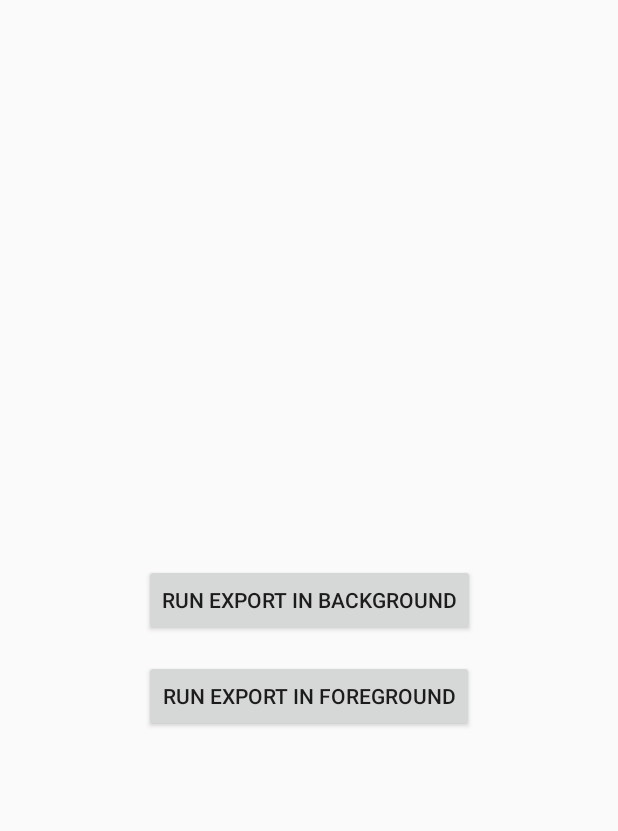
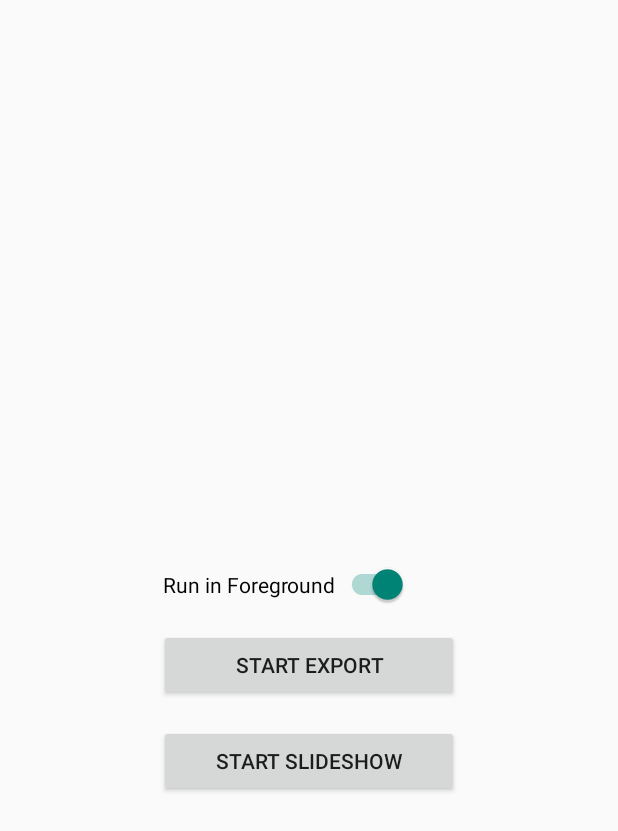
Before and after one commit to Banuba/ve-api-android-integration-sample, an Android app: the ExportActivity screen opened directly, with no data from a screen before it, on a phone screen of 412 x 824 dp. Shown: the top 831 px of the screen. Run offline under Robolectric (Android 15) with nearby library versions, the phone set to English and light mode, and no system bars; libraries missing offline, so code that uses them is left out: com.banuba.sdk; 2 statements that could not run were skipped.

Commit message:
Support new sample slideshow + effects

```diff
--- a/app/src/main/java/com/banuba/example/videoeditor/BanubaVideoEditorSDK.kt
+++ b/app/src/main/java/com/banuba/example/videoeditor/BanubaVideoEditorSDK.kt
@@ -63,7 +63,9 @@ private class VideoEditorApiModule {
                 appContext = androidApplication(),
                 backgroundExportFlowManager = get(named("backgroundExportFlowManager")),
                 foregroundExportFlowManager = get(named("foregroundExportFlowManager")),
-                aspectRatioProvider = get()
+                aspectRatioProvider = get(),
+                exportDir = get(named("exportDir")),
+                mediaFileNameHelper = get()
             )
         }
 
--- a/app/src/main/java/com/banuba/example/videoeditor/export/ExportActivity.kt
+++ b/app/src/main/java/com/banuba/example/videoeditor/export/ExportActivity.kt
@@ -28,8 +28,6 @@ class ExportActivity : AppCompatActivity() {
     companion object {
         const val TAG = "ExportSample"
     }
-
-    private var runExportInForeground = true
 
     private val viewModel by viewModel<ExportViewModel>()
 
@@ -90,7 +88,7 @@ class ExportActivity : AppCompatActivity() {
 
         showProgress(true)
 
-        viewModel.startExport(videosUri, runExportInForeground)
+        viewModel.startExportVideoSample(videosUri, isForegroundMode())
     }
 
     override fun onCreate(savedInstanceState: Bundle?) {
@@ -110,24 +108,18 @@ class ExportActivity : AppCompatActivity() {
      * Sample specific code.
      */
     private fun initViews() {
-        binding.backgroundExportBtn.setOnClickListener {
-            pickPredefinedVideos(false)
-        }
-
-        binding.foregroundExportBtn.setOnClickListener {
-            pickPredefinedVideos(true)
+        binding.startExportButton.setOnClickListener {
+            binding.previewImageView.setImageURI(null)
+            pickSampleVideos.launch("video/*")
         }
 
         binding.stopExportBtn.setOnClickListener {
             viewModel.stopExport()
         }
-    }
 
-    private fun pickPredefinedVideos(inForeground: Boolean) {
-        binding.previewImageView.setImageURI(null)
-        runExportInForeground = inForeground
-
-        pickSampleVideos.launch("video/*")
+        binding.startSlideshowExportBtn.setOnClickListener {
+            viewModel.startSlideshowVideoSample(true)
+        }
     }
 
     private fun showToast(message: String) {
@@ -135,11 +127,9 @@ class ExportActivity : AppCompatActivity() {
     }
 
     private fun showProgress(isExporting: Boolean) {
-        if (!runExportInForeground) {
-            binding.exportProgressView.isVisible = isExporting
-        }
-        binding.backgroundExportBtn.isEnabled = !isExporting
-        binding.foregroundExportBtn.isEnabled = !isExporting
+        binding.exportProgressView.isVisible = isExporting
+        binding.startExportButton.isEnabled = !isExporting
+        binding.foregroundModeSwitch.isEnabled = !isExporting
     }
 
     private fun allowPlayingVideo(flag: Boolean) {
@@ -170,4 +160,6 @@ class ExportActivity : AppCompatActivity() {
         }
         startActivity(intent)
     }
+
+    private fun isForegroundMode(): Boolean = binding.foregroundModeSwitch.isChecked
 }
--- a/app/src/main/java/com/banuba/example/videoeditor/export/ExportEffectsProvider.kt
+++ b/app/src/main/java/com/banuba/example/videoeditor/export/ExportEffectsProvider.kt
@@ -116,7 +116,7 @@ class ExportEffectsProvider {
      * Creates a text effect. The text is created using a canvas and converted to a bitmap.
      * RectParams are used to set the coordinates, size, scale and rotation of the effect.
      */
-    private fun createTextVisualEffect(): VisualTimedEffect {
+    fun createTextVisualEffect(): VisualTimedEffect {
         val bitmap = Bitmap.createBitmap(800, 150, Bitmap.Config.ARGB_8888)
         val canvas = Canvas(bitmap)
         val paint = Paint(Paint.ANTI_ALIAS_FLAG)
--- a/app/src/main/res/layout/activity_export.xml
+++ b/app/src/main/res/layout/activity_export.xml
@@ -42,25 +42,38 @@
             android:visibility="gone" />
     </FrameLayout>
 
-    <androidx.appcompat.widget.AppCompatButton
-        android:id="@+id/backgroundExportBtn"
+    <androidx.appcompat.widget.SwitchCompat
+        android:id="@+id/foregroundModeSwitch"
         android:layout_width="wrap_content"
         android:layout_height="wrap_content"
         android:layout_marginTop="24dp"
-        android:text="Run export in Background"
+        android:checked="true"
+        android:text="Run in Foreground"
         app:layout_constraintEnd_toEndOf="parent"
+        app:layout_constraintHorizontal_bias="0.436"
         app:layout_constraintStart_toStartOf="parent"
         app:layout_constraintTop_toBottomOf="@+id/previewParentView" />
 
     <androidx.appcompat.widget.AppCompatButton
-        android:id="@+id/foregroundExportBtn"
-        android:layout_width="wrap_content"
+        android:id="@+id/startExportButton"
+        android:layout_width="200dp"
         android:layout_height="wrap_content"
         android:layout_marginTop="16dp"
-        android:text="Run export in Foreground"
+        android:text="Start Export"
         app:layout_constraintEnd_toEndOf="parent"
         app:layout_constraintStart_toStartOf="parent"
-        app:layout_constraintTop_toBottomOf="@+id/backgroundExportBtn"
+        app:layout_constraintTop_toBottomOf="@+id/foregroundModeSwitch"
+        tools:ignore="HardcodedText" />
+
+    <androidx.appcompat.widget.AppCompatButton
+        android:id="@+id/startSlideshowExportBtn"
+        android:layout_width="200dp"
+        android:layout_height="wrap_content"
+        android:layout_marginTop="16dp"
+        android:text="Start Slideshow"
+        app:layout_constraintEnd_toEndOf="parent"
+        app:layout_constraintStart_toStartOf="parent"
+        app:layout_constraintTop_toBottomOf="@+id/startExportButton"
         tools:ignore="HardcodedText" />
 
     <androidx.appcompat.widget.AppCompatButton
@@ -74,7 +87,7 @@
         app:layout_constraintBottom_toBottomOf="parent"
         app:layout_constraintLeft_toLeftOf="parent"
         app:layout_constraintRight_toRightOf="parent"
-        app:layout_constraintTop_toBottomOf="@+id/foregroundExportBtn"
+        app:layout_constraintTop_toBottomOf="@+id/startExportButton"
         tools:ignore="HardcodedText" />
 
 </androidx.constraintlayout.widget.ConstraintLayout>
```
Also changed, not shown: app/src/main/java/com/banuba/example/videoeditor/export/CustomExportParamsProvider.kt (+8 -3 lines), app/src/main/java/com/banuba/example/videoeditor/export/ExportViewModel.kt (+144 -5 lines), 2 other files.
